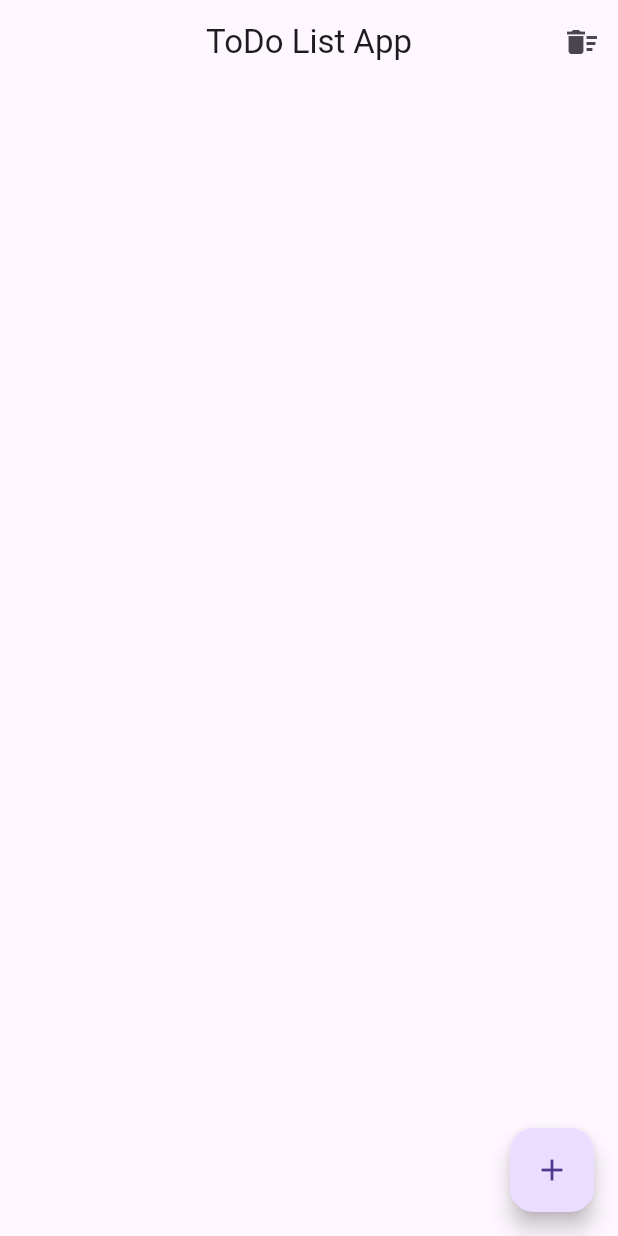
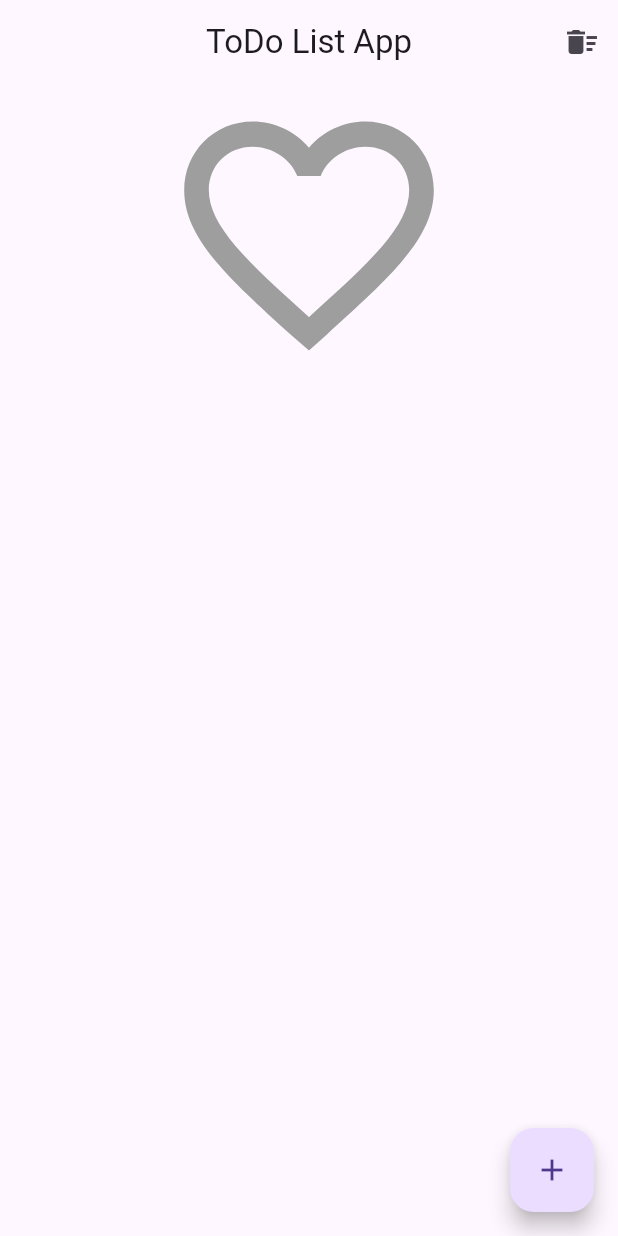
Before and after one commit to jubayed004/todo_list_app, a Flutter app: the screen it shows after launch, on a phone screen of 412 x 824 dp. Run offline on Flutter 3.47's test engine with Material 3 defaults, Android fonts, the phone set to English and light mode, and no system bars.

Commit message:
some change

```diff
--- a/lib/main.dart
+++ b/lib/main.dart
@@ -28,6 +28,14 @@ class HomeScreens extends StatefulWidget {
 }
 
 class _HomeScreensState extends State<HomeScreens> {
+
+ bool _isLiked= false;
+ void _toggelLike(){
+   setState(() {
+     _isLiked = !_isLiked;
+   });
+
+ }
 TextEditingController todoTextEditingController = TextEditingController();
 final GlobalKey<FormState> _formKey = GlobalKey();
 List<todo> todos =[];
@@ -48,12 +56,26 @@ List<todo> todos =[];
           }, icon: Icon(Icons.delete_sweep))
         ],
       ),
-      body: ListView.builder(
+      body: SingleChildScrollView(
+        child: Column(
+          children: [
+            GestureDetector(
+              onTap: _toggelLike,
+                child: Icon(
+                    _isLiked? Icons.favorite:Icons.favorite_border,
+                color: _isLiked?Colors.red:Colors.grey,
+                  size: 200,
+                ),
+            ),
+            ListView.builder(
+              shrinkWrap: true ,
+              primary: false,
               itemCount: todos.length,
                 itemBuilder: (context, index)=>ListTile(
                   onLongPress: (){
+
+                    setState(() {
                       todos[index].isDone=!todos[index].isDone;
-              setState(() {
                     });
                   },
                   leading: todos[index].isDone?Icon(Icons.check_box_outline_blank):Icon(Icons.check_box),
@@ -67,6 +89,9 @@ List<todo> todos =[];
                   }, icon: Icon(Icons.delete)),
                 )
 
+            ),
+          ],
+        ),
       ),
       floatingActionButton: FloatingActionButton(
         onPressed: () {
@@ -112,7 +137,9 @@ List<todo> todos =[];
                           todos.add(todo(todoTextEditingController.text.trim(), false));
                           if(_formKey.currentState!.validate()){
                             todoTextEditingController.clear();
+
                           }
+
                           setState(() {
 
                           });
```
Lines whose indentation alone changed are shown as unchanged.
